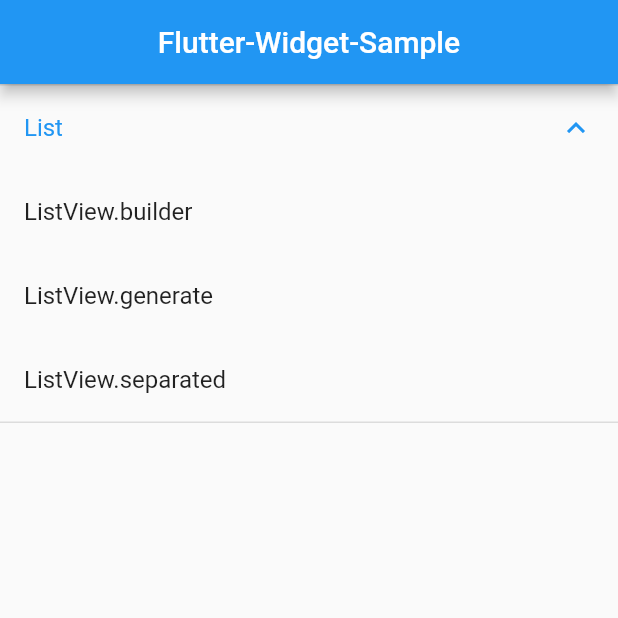
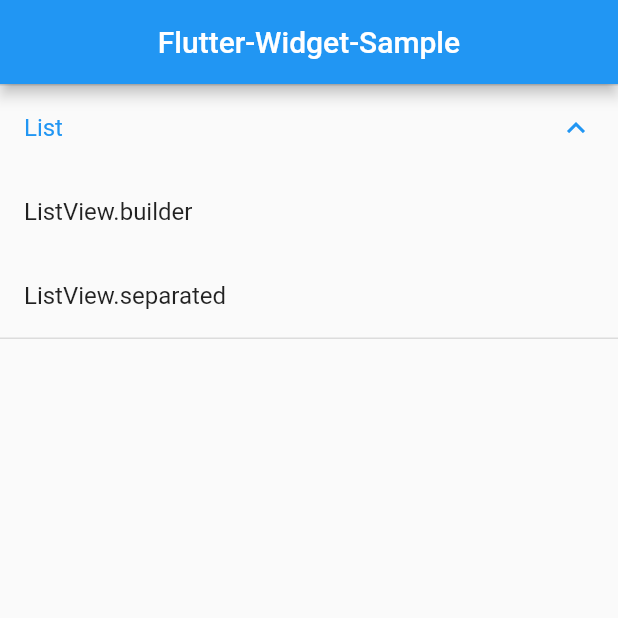
Before and after one commit to naoki-mrmt/Flutter-Widget-Sample, a Flutter app: the screen it shows after launch, after a tap on "List", on a phone screen of 412 x 824 dp, the top half of it. Run offline on Flutter 3.47's test engine with Material 2 defaults, Android fonts, the phone set to English and light mode, and no system bars.

Commit message:
ListView.separatedの追加

```diff
--- a/lib/constant/app_string.dart
+++ b/lib/constant/app_string.dart
@@ -7,7 +7,6 @@ class AppString {
   static const appTitle = 'Flutter-Widget-Sample';
   static const list = 'List';
   static const listViewBuilder = 'ListView.builder';
-  static const listViewGenerate = 'ListView.generate';
   static const listViewSeparated = 'ListView.separated';
 
   static const notFoundPage = 'Page Not Found';
--- a/lib/screen/home.dart
+++ b/lib/screen/home.dart
@@ -1,6 +1,7 @@
 import 'package:flutter/material.dart';
 import 'package:flutter_widget_sample/constant/app_string.dart';
 import 'package:flutter_widget_sample/screen/list/list_builder.dart';
+import 'package:flutter_widget_sample/screen/list/list_separated.dart';
 
 class Home extends StatelessWidget {
   const Home({Key? key}) : super(key: key);
@@ -37,13 +38,16 @@ class Home extends StatelessWidget {
                 ),
               ),
             ),
-            const ListTile(
-              title: Text(AppString.listViewGenerate),
-              // onTap: {},
-            ),
-            const ListTile(
-              title: Text(AppString.listViewSeparated),
-              // onTap: {},
+            ListTile(
+              title: const Text(AppString.listViewSeparated),
+              onTap: () => Navigator.push(
+                context,
+                MaterialPageRoute<void>(
+                  builder: (context) {
+                    return const ListSeparatedView();
+                  },
+                ),
+              ),
             ),
           ],
         ),
```
Also changed, not shown: lib/screen/list/list_separated.dart (added, +35 -0 lines).
